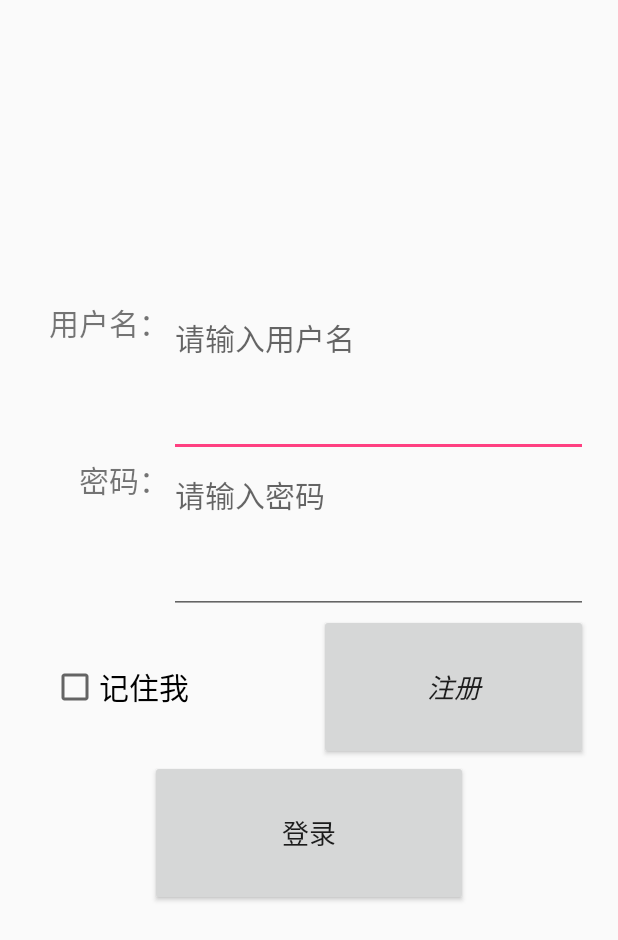
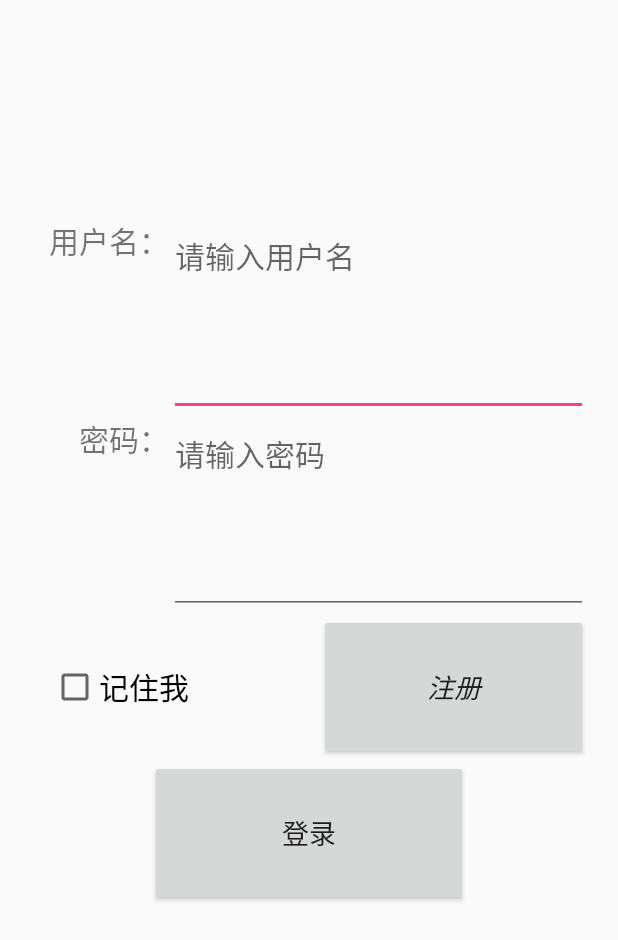
Before and after one commit to MFunction96/Puzzle, an Android app: the GameLogin screen opened directly, with no data from a screen before it, on a phone screen of 412 x 824 dp. Shown: the top 940 px of the screen. Run offline under Robolectric (Android 15) with nearby library versions, the phone set to English and light mode, and no system bars.

Commit message:
修正登录界面异常

```diff
--- a/app/src/main/res/layout/activity_gamelogin.xml
+++ b/app/src/main/res/layout/activity_gamelogin.xml
@@ -13,7 +13,7 @@
     tools:context="xyz.mfbrain.puzzle.GameLogin">
 
     <TableLayout
-        android:paddingTop="180dip"
+        android:paddingTop="125dip"
         android:layout_width="match_parent"
         android:layout_height="0dip"
         android:layout_weight="4">
```
